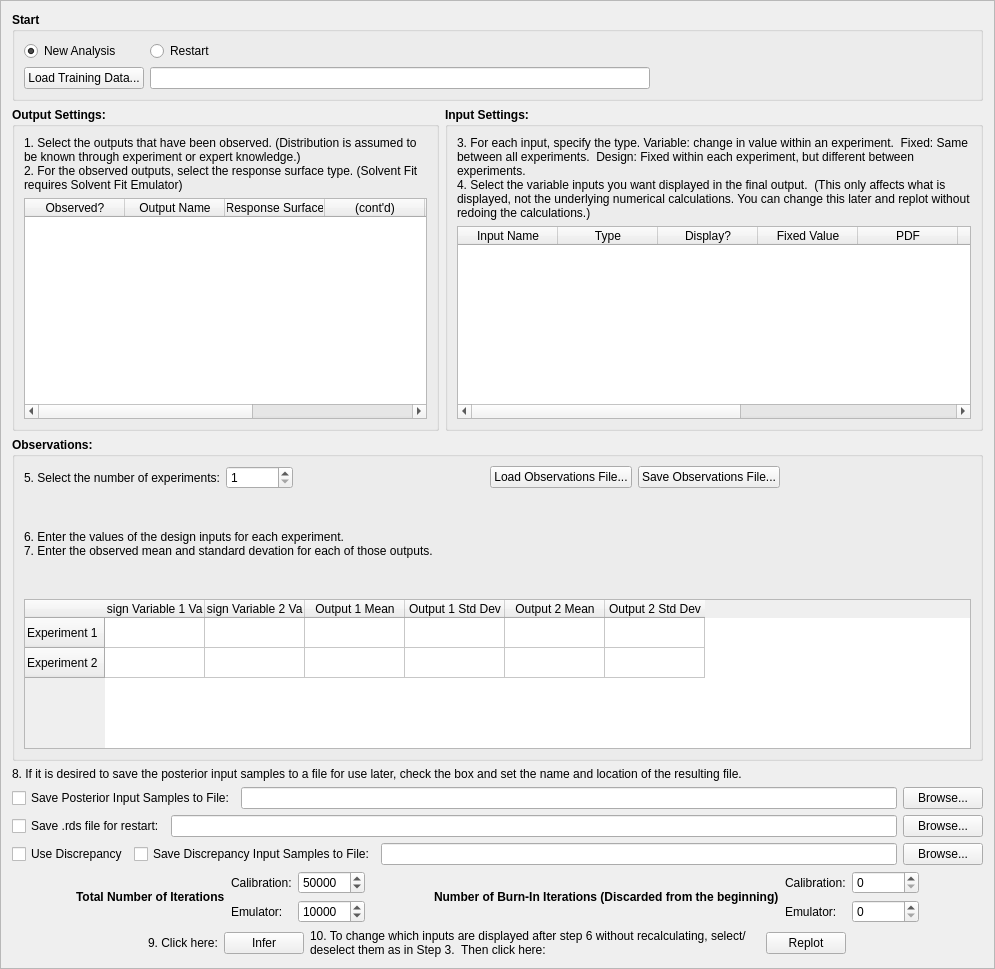
Before: the Qt Designer form foqus_lib/gui/solventfit/solventFitSetupFrame.ui in CCSI-Toolset/FOQUS, drawn with Qt 5.
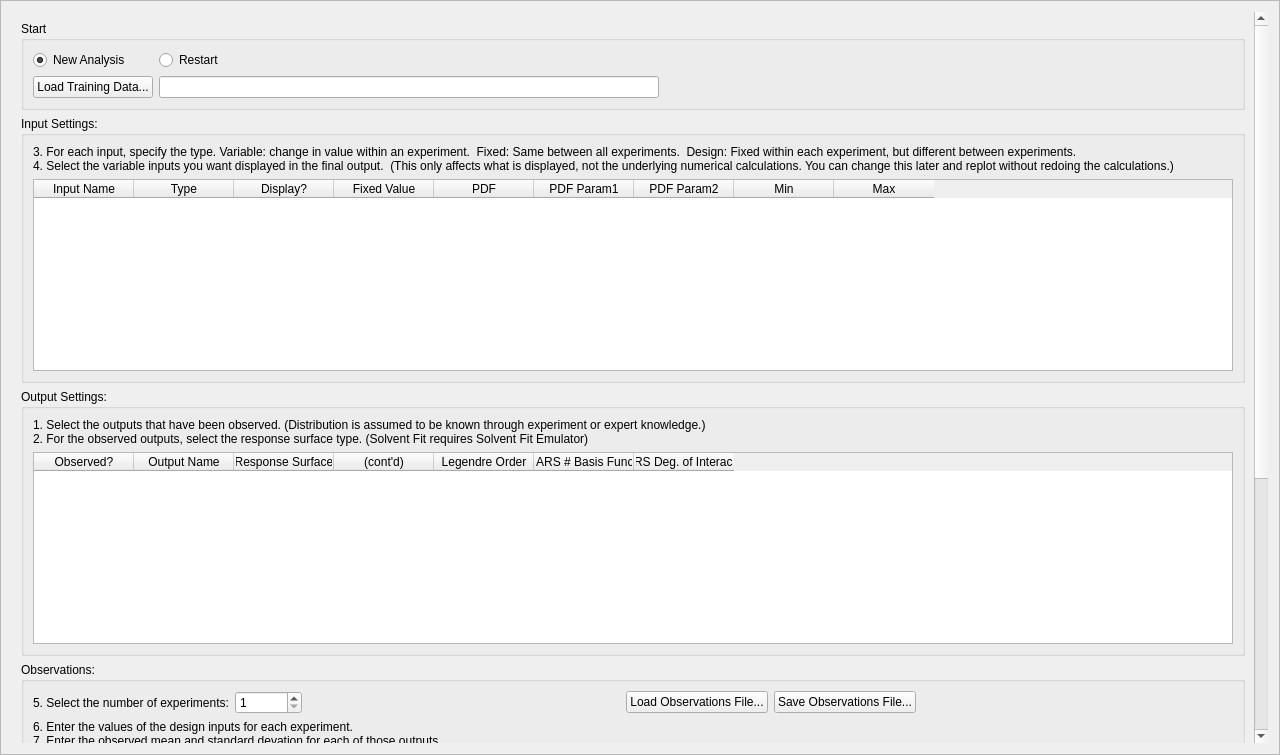
After: the same form once the commit is applied. Custom widgets are drawn as their Qt base class.

What changed in the file:
```diff
--- a/foqus_lib/gui/solventfit/solventFitSetupFrame.ui
+++ b/foqus_lib/gui/solventfit/solventFitSetupFrame.ui
@@ -1,15 +1,21 @@
 <?xml version="1.0" encoding="UTF-8"?>
 <ui version="4.0">
- <class>Frame</class>
- <widget class="QFrame" name="Frame">
+ <class>solventFitSetupFrame</class>
+ <widget class="QFrame" name="solventFitSetupFrame">
   <property name="geometry">
    <rect>
     <x>0</x>
     <y>0</y>
-    <width>995</width>
-    <height>969</height>
+    <width>1280</width>
+    <height>755</height>
    </rect>
   </property>
+  <property name="sizePolicy">
+   <sizepolicy hsizetype="Preferred" vsizetype="Preferred">
+    <horstretch>0</horstretch>
+    <verstretch>0</verstretch>
+   </sizepolicy>
+  </property>
   <property name="font">
    <font>
     <pointsize>9</pointsize>
@@ -26,15 +32,45 @@
   <property name="frameShadow">
    <enum>QFrame::Raised</enum>
   </property>
-  <layout class="QGridLayout" name="gridLayout_8">
-   <item row="0" column="0" colspan="2">
-    <widget class="QGroupBox" name="groupBox_4">
-     <property name="font">
-      <font>
-       <weight>75</weight>
-       <bold>true</bold>
-      </font>
+  <layout class="QVBoxLayout" name="verticalLayout_3">
+   <item>
+    <widget class="QScrollArea" name="scrollArea">
+     <property name="sizePolicy">
+      <sizepolicy hsizetype="Preferred" vsizetype="Preferred">
+       <horstretch>0</horstretch>
+       <verstretch>0</verstretch>
+      </sizepolicy>
      </property>
+     <property name="frameShape">
+      <enum>QFrame::NoFrame</enum>
+     </property>
+     <property name="verticalScrollBarPolicy">
+      <enum>Qt::ScrollBarAlwaysOn</enum>
+     </property>
+     <property name="horizontalScrollBarPolicy">
+      <enum>Qt::ScrollBarAsNeeded</enum>
+     </property>
+     <property name="sizeAdjustPolicy">
+      <enum>QAbstractScrollArea::AdjustToContents</enum>
+     </property>
+     <property name="widgetResizable">
+      <bool>true</bool>
+     </property>
+     <property name="alignment">
+      <set>Qt::AlignLeading|Qt::AlignLeft|Qt::AlignTop</set>
+     </property>
+     <widget class="QWidget" name="scrollAreaWidgetContents">
+      <property name="geometry">
+       <rect>
+        <x>0</x>
+        <y>-501</y>
+        <width>1239</width>
+        <height>1231</height>
+       </rect>
+      </property>
+      <layout class="QVBoxLayout" name="verticalLayout_4">
+       <item>
+        <widget class="QGroupBox" name="start_groupBox">
      <property name="title">
       <string>Start</string>
      </property>
@@ -87,19 +123,6 @@
         </property>
        </widget>
       </item>
-      <item row="0" column="1">
-       <widget class="QRadioButton" name="restart_radio">
-        <property name="font">
-         <font>
-          <weight>50</weight>
-          <bold>false</bold>
-         </font>
-        </property>
-        <property name="text">
-         <string>Restart</string>
-        </property>
-       </widget>
-      </item>
       <item row="1" column="3">
        <spacer name="horizontalSpacer_6">
         <property name="orientation">
@@ -113,90 +136,23 @@
         </property>
        </spacer>
       </item>
-     </layout>
-    </widget>
-   </item>
-   <item row="1" column="0">
-    <widget class="QGroupBox" name="output_groupBox">
+          <item row="0" column="1">
+           <widget class="QRadioButton" name="restart_radio">
      <property name="font">
       <font>
-       <weight>75</weight>
-       <bold>true</bold>
-      </font>
-     </property>
-     <property name="title">
-      <string>Output Settings:</string>
-     </property>
-     <layout class="QGridLayout" name="gridLayout_2">
-      <item row="0" column="0">
-       <widget class="QLabel" name="outputInstruction">
-        <property name="font">
-         <font>
           <weight>50</weight>
           <bold>false</bold>
          </font>
         </property>
         <property name="text">
-         <string>1. Select the outputs that have been observed. (Distribution is assumed to be known through experiment or expert knowledge.) 
-2. For the observed outputs, select the response surface type. (Solvent Fit requires Solvent Fit Emulator)</string>
-        </property>
-        <property name="wordWrap">
-         <bool>true</bool>
-        </property>
-       </widget>
-      </item>
-      <item row="1" column="0">
-       <widget class="QTableWidget" name="output_table">
-        <property name="font">
-         <font>
-          <weight>50</weight>
-          <bold>false</bold>
-         </font>
-        </property>
-        <property name="toolTip">
-         <string>Designate a response surface for each observed output.</string>
-        </property>
-        <column>
-         <property name="text">
-          <string>Observed?</string>
-         </property>
-        </column>
-        <column>
-         <property name="text">
-          <string>Output Name</string>
-         </property>
-        </column>
-        <column>
-         <property name="text">
-          <string>Response Surface</string>
-         </property>
-        </column>
-        <column>
-         <property name="text">
-          <string>(cont'd)</string>
-         </property>
-        </column>
-        <column>
-         <property name="text">
-          <string>Legendre Order</string>
-         </property>
-        </column>
-        <column>
-         <property name="text">
-          <string>MARS # Basis Func's</string>
-         </property>
-        </column>
-        <column>
-         <property name="text">
-          <string>MARS Deg. of Interaction</string>
-         </property>
-        </column>
-       </widget>
-      </item>
+             <string>Restart</string>
+            </property>
+           </widget>
+          </item>
      </layout>
     </widget>
    </item>
-   <item row="1" column="1">
+       <item>
     <widget class="QGroupBox" name="input_groupBox">
      <property name="minimumSize">
       <size>
@@ -204,12 +160,6 @@
        <height>0</height>
       </size>
      </property>
-     <property name="font">
-      <font>
-       <weight>75</weight>
-       <bold>true</bold>
-      </font>
-     </property>
      <property name="title">
       <string>Input Settings:</string>
      </property>
@@ -285,6 +235,7 @@
        <widget class="QLabel" name="inputInstruction">
         <property name="font">
          <font>
+              <pointsize>9</pointsize>
           <weight>50</weight>
           <bold>false</bold>
          </font>
@@ -301,24 +252,94 @@
      </layout>
     </widget>
    </item>
-   <item row="2" column="0" colspan="2">
+       <item>
+        <widget class="QGroupBox" name="output_groupBox">
+         <property name="title">
+          <string>Output Settings:</string>
+         </property>
+         <layout class="QGridLayout" name="gridLayout_2">
+          <item row="1" column="0">
+           <widget class="QTableWidget" name="output_table">
+            <property name="font">
+             <font>
+              <weight>50</weight>
+              <bold>false</bold>
+             </font>
+            </property>
+            <property name="toolTip">
+             <string>Designate a response surface for each observed output.</string>
+            </property>
+            <column>
+             <property name="text">
+              <string>Observed?</string>
+             </property>
+            </column>
+            <column>
+             <property name="text">
+              <string>Output Name</string>
+             </property>
+            </column>
+            <column>
+             <property name="text">
+              <string>Response Surface</string>
+             </property>
+            </column>
+            <column>
+             <property name="text">
+              <string>(cont'd)</string>
+             </property>
+            </column>
+            <column>
+             <property name="text">
+              <string>Legendre Order</string>
+             </property>
+            </column>
+            <column>
+             <property name="text">
+              <string>MARS # Basis Func's</string>
+             </property>
+            </column>
+            <column>
+             <property name="text">
+              <string>MARS Deg. of Interaction</string>
+             </property>
+            </column>
+           </widget>
+          </item>
+          <item row="0" column="0">
+           <widget class="QLabel" name="outputInstruction">
+            <property name="font">
+             <font>
+              <pointsize>9</pointsize>
+              <weight>50</weight>
+              <bold>false</bold>
+             </font>
+            </property>
+            <property name="text">
+             <string>1. Select the outputs that have been observed. (Distribution is assumed to be known through experiment or expert knowledge.) 
+2. For the observed outputs, select the response surface type. (Solvent Fit requires Solvent Fit Emulator)</string>
+            </property>
+            <property name="wordWrap">
+             <bool>true</bool>
+            </property>
+           </widget>
+          </item>
+         </layout>
+        </widget>
+       </item>
+       <item>
     <widget class="QGroupBox" name="obs_groupBox">
-     <property name="font">
-      <font>
-       <weight>75</weight>
-       <bold>true</bold>
-      </font>
-     </property>
      <property name="title">
       <string>Observations:</string>
      </property>
-     <layout class="QGridLayout" name="gridLayout_3">
-      <item row="0" column="0">
+         <layout class="QVBoxLayout" name="verticalLayout_2">
+          <item>
        <layout class="QHBoxLayout" name="horizontalLayout">
         <item>
          <widget class="QLabel" name="numExperiments_static">
           <property name="font">
            <font>
+                <pointsize>9</pointsize>
             <weight>50</weight>
             <bold>false</bold>
            </font>
@@ -398,10 +419,11 @@
         </item>
        </layout>
       </item>
-      <item row="1" column="0">
+          <item>
        <widget class="QLabel" name="obsInstruction">
         <property name="font">
          <font>
+              <pointsize>9</pointsize>
           <weight>50</weight>
           <bold>false</bold>
          </font>
@@ -415,7 +437,7 @@
         </property>
        </widget>
       </item>
-      <item row="2" column="0">
+          <item>
        <widget class="QTableWidget" name="obs_table">
         <property name="maximumSize">
          <size>
@@ -478,14 +500,25 @@
      </layout>
     </widget>
    </item>
-   <item row="3" column="0" colspan="2">
+       <item>
+        <widget class="QGroupBox" name="setup_groupBox">
+         <property name="title">
+          <string/>
+         </property>
+         <layout class="QVBoxLayout" name="verticalLayout">
+          <item>
     <widget class="QLabel" name="saveInstruction">
+            <property name="font">
+             <font>
+              <pointsize>9</pointsize>
+             </font>
+            </property>
      <property name="text">
       <string>8. If it is desired to save the posterior input samples to a file for use later, check the box and set the name and location of the resulting file.</string>
      </property>
     </widget>
    </item>
-   <item row="4" column="0" colspan="2">
+          <item>
     <layout class="QGridLayout" name="gridLayout_5">
      <item row="0" column="0">
       <layout class="QHBoxLayout" name="horizontalLayout_infSave">
@@ -617,11 +650,6 @@
        </item>
        <item>
         <widget class="QPushButton" name="discrepancySave_button">
-         <property name="font">
-          <font>
-           <pointsize>9</pointsize>
-          </font>
-         </property>
          <property name="text">
           <string>Browse...</string>
          </property>
@@ -631,7 +659,7 @@
      </item>
     </layout>
    </item>
-   <item row="5" column="0" colspan="2">
+          <item>
     <layout class="QHBoxLayout" name="horizontalLayout_3">
      <item>
       <spacer name="horizontalSpacer_7">
@@ -650,6 +678,7 @@
       <widget class="QLabel" name="numIterStatic">
        <property name="font">
         <font>
+                <pointsize>11</pointsize>
          <weight>75</weight>
          <bold>true</bold>
         </font>
@@ -720,6 +749,7 @@
       <widget class="QLabel" name="burnInStatic">
        <property name="font">
         <font>
+                <pointsize>11</pointsize>
          <weight>75</weight>
          <bold>true</bold>
         </font>
@@ -788,7 +818,7 @@
      </item>
     </layout>
    </item>
-   <item row="6" column="0" colspan="2">
+          <item>
     <layout class="QHBoxLayout" name="horizontalLayout_2">
      <item>
       <spacer name="horizontalSpacer">
@@ -817,11 +847,6 @@
      </item>
      <item>
       <widget class="QPushButton" name="inf_button">
-       <property name="font">
-        <font>
-         <pointsize>9</pointsize>
-        </font>
-       </property>
        <property name="toolTip">
         <string>Click this button to start/stop inference.</string>
        </property>
@@ -869,11 +894,6 @@
      </item>
      <item>
       <widget class="QPushButton" name="replot_button">
-       <property name="font">
-        <font>
-         <pointsize>9</pointsize>
-        </font>
-       </property>
        <property name="toolTip">
         <string>You can plot a subset of inputs by designating which ones
 to display in ‘Input Settings”.</string>
@@ -897,6 +917,13 @@
       </spacer>
      </item>
     </layout>
+          </item>
+         </layout>
+        </widget>
+       </item>
+      </layout>
+     </widget>
+    </widget>
    </item>
   </layout>
  </widget>
```
Lines whose indentation alone changed are shown as unchanged.
